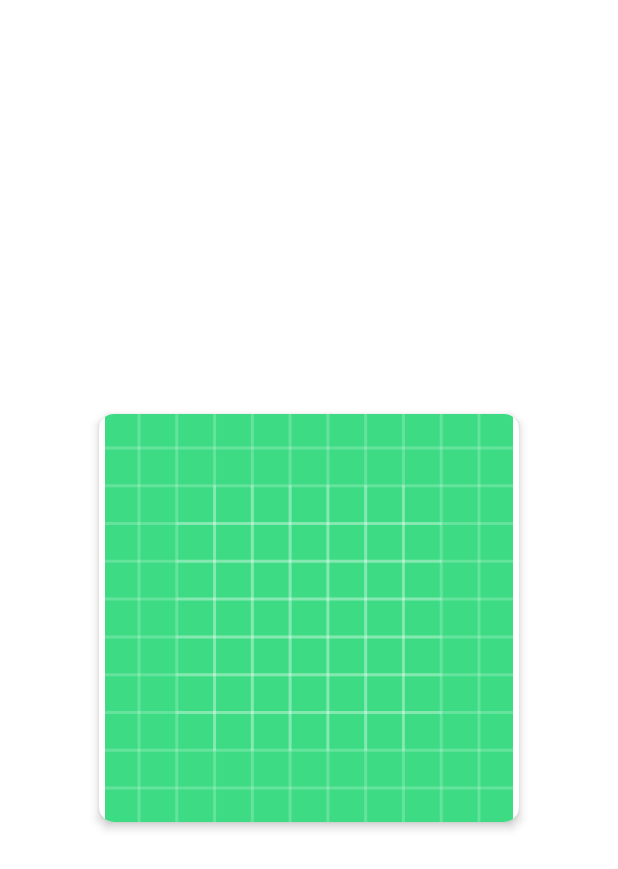
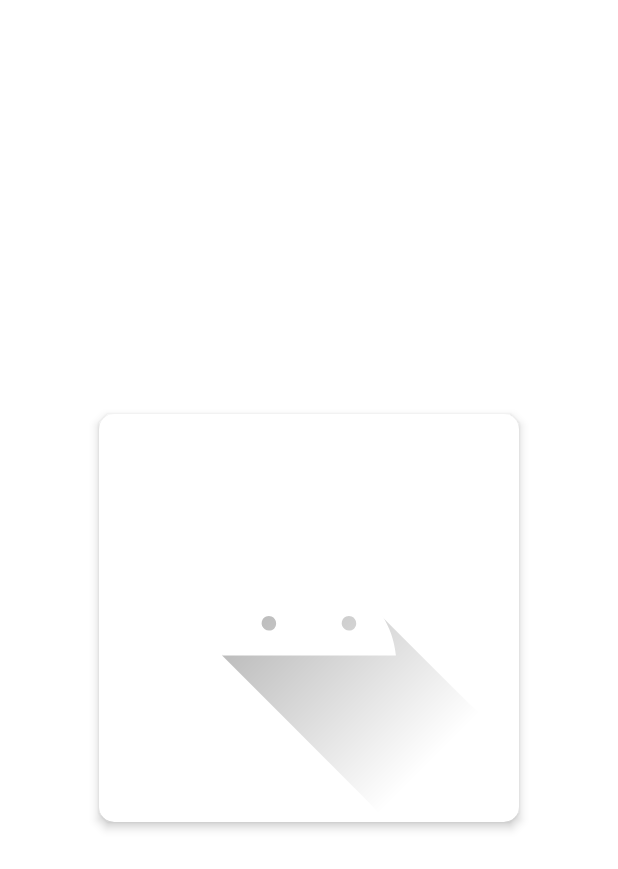
Before and after one commit to jedt89/DogBreeds, an Android app: the layout item_recycler.xml on its own in the app's theme, with its tools: preview values and no code run, on a phone screen of 412 x 824 dp. Shown: the top 869 px of the screen. Run offline under Robolectric (Android 15) with nearby library versions, the phone set to English and light mode, and no system bars.

Commit message:
Cambio de thumb

```diff
--- a/app/src/main/java/com/example/dogbreeds/MainActivity.java
+++ b/app/src/main/java/com/example/dogbreeds/MainActivity.java
@@ -31,9 +31,11 @@ public class MainActivity extends AppCompatActivity {
         getImgBreed();
     }
 
+    //Inicio del servicio
     ApiInterface service = ApiClient.getRetrofit().create(ApiInterface.class);
 
     public void getAllBreeds() {
+
         //Llamada para traer datos
         Call<ArrayList<DataModel>> call = service.getListBreed();
         call.enqueue(new Callback<ArrayList<DataModel>>() {
@@ -51,6 +53,7 @@ public class MainActivity extends AppCompatActivity {
         });
     }
 
+    //Data de imagen
     public void getImgBreed() {
         Call<DataModel> callImg = service.getImgRandom();
         callImg.enqueue(new Callback<DataModel>() {
--- a/app/src/main/res/layout/item_recycler.xml
+++ b/app/src/main/res/layout/item_recycler.xml
@@ -23,6 +23,6 @@
             android:layout_height="272dp"
             android:layout_gravity="center|center_horizontal|center_vertical"
             android:contentDescription="@string/dog_breed"
-            app:srcCompat="@drawable/ic_launcher_background" />
+            app:srcCompat="@drawable/ic_launcher_foreground" />
     </androidx.cardview.widget.CardView>
 </androidx.constraintlayout.widget.ConstraintLayout>
```
